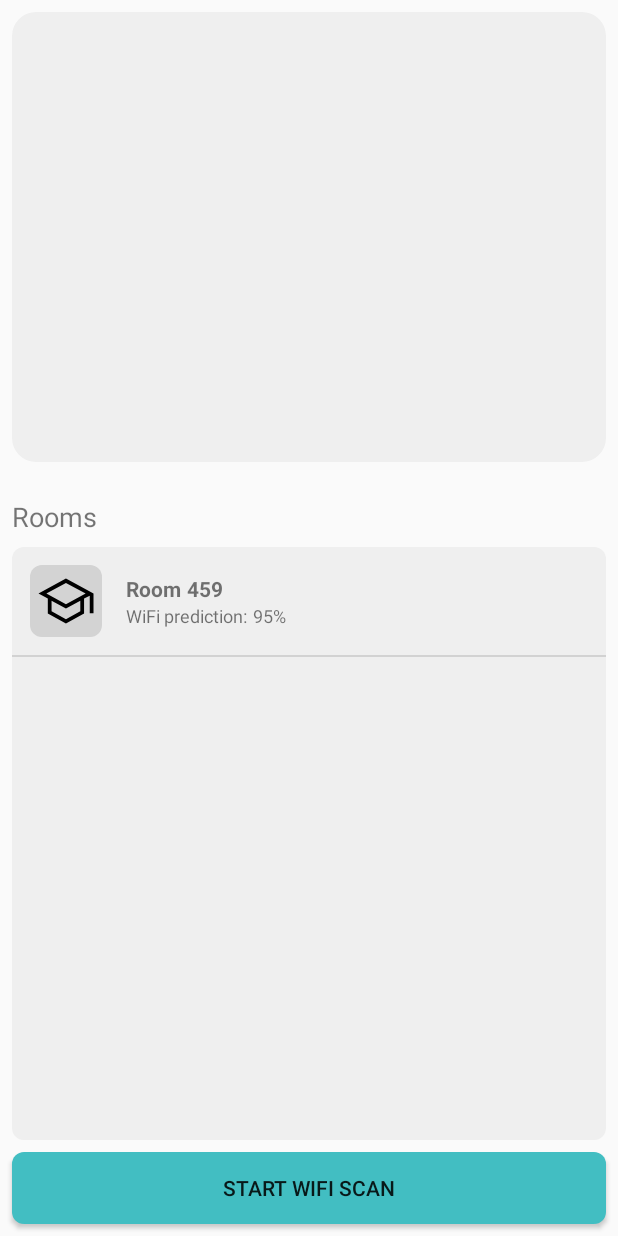
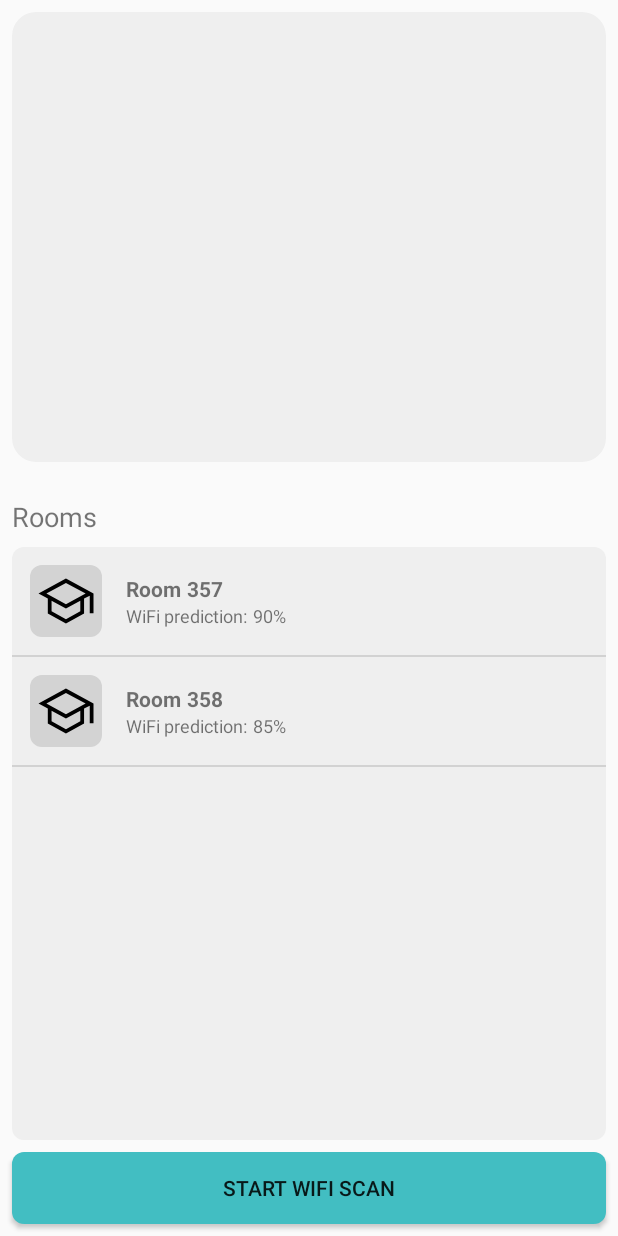
Before and after one commit to SirAntonySir/IntellitrackEnv, an Android app: the fragment DashboardFragment shown on its own in the app's theme, after a tap on "START WIFI SCAN", on a phone screen of 412 x 824 dp. Run offline under Robolectric (Android 15) with nearby library versions, the phone set to English and light mode, and no system bars; libraries missing offline, so code that uses them is left out: com.davemorrissey.labs; plain views replace SubsamplingScaleImageView; 5 statements that could not run were skipped.

Commit message:
Finished Response

```diff
--- a/app/build.gradle.kts
+++ b/app/build.gradle.kts
@@ -67,6 +67,11 @@ dependencies {
     implementation("com.squareup.retrofit2:converter-gson:2.9.0")
     implementation("com.squareup.okhttp3:logging-interceptor:4.9.0")
     implementation("com.davemorrissey.labs:subsampling-scale-image-view:3.10.0")
+    implementation("org.jetbrains.kotlinx:kotlinx-coroutines-android:1.7.1")
+    implementation("org.jetbrains.kotlinx:kotlinx-coroutines-core:1.7.1")
+    implementation ("com.google.code.gson:gson:2.10")
+
+
 
 
 }
--- a/app/src/main/java/com/example/intellitrackenv/ui/dashboard/DashboardFragment.kt
+++ b/app/src/main/java/com/example/intellitrackenv/ui/dashboard/DashboardFragment.kt
@@ -33,7 +33,13 @@ import androidx.core.content.ContextCompat
 import com.davemorrissey.labs.subscaleview.ImageSource
 import com.davemorrissey.labs.subscaleview.SubsamplingScaleImageView
 import android.Manifest
+import androidx.lifecycle.lifecycleScope
 import com.example.intellitrackenv.R
+import com.google.gson.Gson
+import com.google.gson.reflect.TypeToken
+import kotlinx.coroutines.Dispatchers
+import kotlinx.coroutines.launch
+import kotlinx.coroutines.withContext
 import network.ApiService
 import okhttp3.OkHttpClient
 import okhttp3.ResponseBody
@@ -114,32 +120,28 @@ class DashboardFragment : Fragment() {
     }
 
 
-    private fun sendSerializedData() {
+    private suspend fun sendSerializedData(): String = withContext(Dispatchers.IO) {
         val apiService = createRetrofitService()
 
-        // Assuming you have filled the WifiSession object with your data
-        val myRoomPrediction = serializeWifiSession(); // Create and fill your WifiSession object here
+        // Create and fill your WifiSession object here
+        val myRoomPrediction = serializeWifiSession()
 
-        Log.d("REQUESTabc", myRoomPrediction.toString())
-        apiService.postRoomPrediction("Token django-insecure-ootl(_y(mf@_mu34d8cw5h3l54vbrkcfcl1!de5_jrj=1a\$ehk", myRoomPrediction).enqueue(object :
-            Callback<ResponseBody> {
-            override fun onResponse(call: Call<ResponseBody>, response: Response<ResponseBody>) {
+        try {
+            val response = apiService.postRoomPrediction("Token django-insecure-ootl(_y(mf@_mu34d8cw5h3l54vbrkcfcl1!de5_jrj=1a\$ehk", myRoomPrediction).execute()
+
             if (response.isSuccessful) {
-                    Log.d("PostSuccess", "Successfully posted session data: ${response.body()?.string()}")
-
                 // Clear accumulated Wifi scan results after successful post
                 accumulatedWifiLists.clear()
+                // Assuming the response body contains a string prediction
+                response.body()?.string() ?: "Error: Empty response"
             } else {
-                    Log.e("PostError", "Failed to post session data: ${response.errorBody()?.string()}")
-                    accumulatedWifiLists.clear()
+                "Error: ${response.errorBody()?.string()}"
+            }
+        } catch (e: Exception) {
+            "Error: ${e.message}"
         }
     }
 
-            override fun onFailure(call: Call<ResponseBody>, t: Throwable) {
-                Log.e("NetworkError", "Network call failed", t)
-            }
-        })
-    }
 
     private fun createRetrofitService(): ApiService {
         val logging = HttpLoggingInterceptor().apply {
@@ -161,44 +163,47 @@ class DashboardFragment : Fragment() {
         if (ContextCompat.checkSelfPermission(requireActivity(), Manifest.permission.ACCESS_FINE_LOCATION) != PackageManager.PERMISSION_GRANTED) {
             ActivityCompat.requestPermissions(requireActivity(), arrayOf(Manifest.permission.ACCESS_FINE_LOCATION), LOCATION_PERMISSION_REQUEST_CODE)
         } else {
-            // Start WiFi scan
             scanWifiNetworks()
         }
-
-        // Simulate scanning process
-        val simulatedScanResult = listOf(RoomItem("459", "95%"))
-
-        // Update the UI
-        (binding.roomsListView.adapter as RoomItemAdapter).replaceItems(simulatedScanResult)
-
-
     }
 
     private fun scanWifiNetworks() {
         if (ActivityCompat.checkSelfPermission(requireContext(), Manifest.permission.ACCESS_FINE_LOCATION) != PackageManager.PERMISSION_GRANTED) {
             return
         }
-        Toast.makeText(requireContext(), "performed Scan", Toast.LENGTH_SHORT).show()
 
-        val currentTimeMillis = System.currentTimeMillis()
-
+        // Start WiFi scan
         wifiManager.startScan()
         val currentScanResults = wifiManager.scanResults
+        val currentTimeMillis = System.currentTimeMillis()
         accumulatedWifiLists.add(Pair(currentTimeMillis, currentScanResults))
 
-        // Convert the results to your RoomItem format and update UI
-        val roomItems = currentScanResults.map { scanResult ->
-            RoomItem(scanResult.BSSID, "${scanResult.level}%")
+        // Use coroutine to handle asynchronous task
+        lifecycleScope.launch {
+            val predictionResponseJson = sendSerializedData() // This should return a JSON string
+
+            Log.d("PREDICTION", predictionResponseJson)
+
+            // Use Gson to parse the JSON string into a Map
+            val gson = Gson()
+            val type = object : TypeToken<Map<String, Double>>() {}.type
+            val predictionResponse: Map<String, Double> = gson.fromJson(predictionResponseJson, type)
+
+            // Convert the Map into a list of RoomItem objects and sort them by descending prediction scores
+            val simulatedScanResult = predictionResponse.map { entry ->
+                RoomItem("Room ${entry.key}", "${(entry.value * 100).toInt()}%")
+            }.sortedByDescending { item ->
+                // Correctly extracting the numerical value for sorting
+                item.wifiPrediction.trimEnd('%').toInt()
             }
 
-        // Update the UI
-        (binding.roomsListView.adapter as RoomItemAdapter).replaceItems(roomItems)
-
-        // Send the results to the backend
-        sendSerializedData()// Store scan results with timestamp
+            // Ensure UI updates are performed on the main thread
+            withContext(Dispatchers.Main) {
+                // Update the UI with the new simulatedScanResult
+                (binding.roomsListView.adapter as RoomItemAdapter).replaceItems(simulatedScanResult)
+            }
         }
 
-    private fun processScanResults() {
 
     }
 
```
Lines whose indentation alone changed are shown as unchanged.
